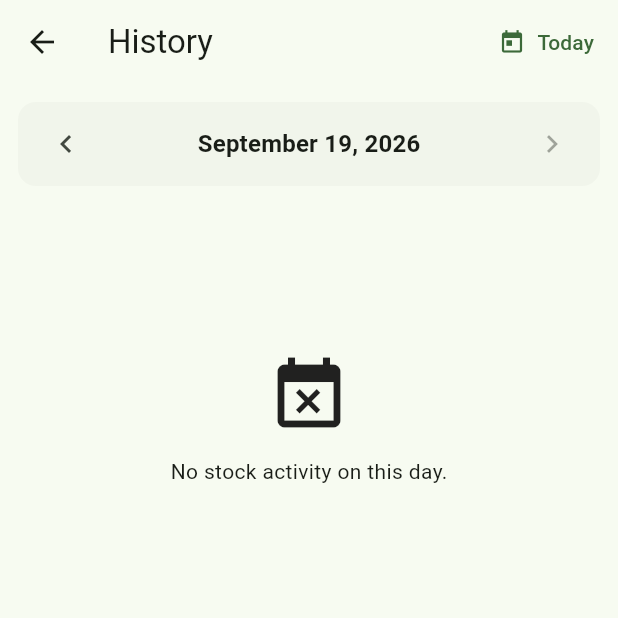
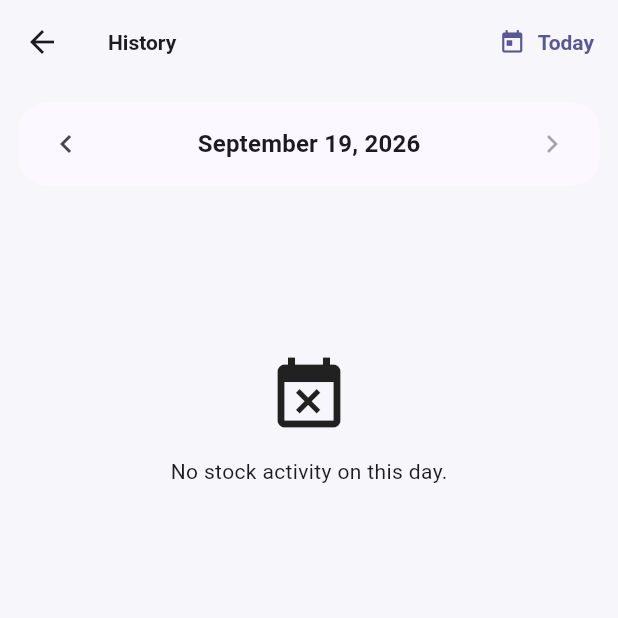
Before and after one commit to apollocked/stock_check_data_entry, a Flutter app: the screen it shows once a user with an empty profile is signed in, after a tap on the "calendar month" icon, on a phone screen of 412 x 824 dp, the top half of it. Run offline on Flutter 3.47's test engine with Material 3 defaults, Android fonts, the phone set to English and light mode, and no system bars; our stand-ins replace cross_file, csv, flutter_riverpod, image_picker, share_plus, supabase_flutter; missing offline and left inert: excel, mobile_scanner; accounts and stored records are empty.

Commit message:
feat(UI & UX): branding logo and the app files

```diff
--- a/lib/core/theme/app_theme.dart
+++ b/lib/core/theme/app_theme.dart
@@ -1,10 +1,143 @@
 import 'package:flutter/material.dart';
 
-final ThemeData appTheme = ThemeData(
-  useMaterial3: true,
-  colorScheme: ColorScheme.fromSeed(seedColor: const Color(0xFF2E7D32)),
-  inputDecorationTheme: const InputDecorationTheme(
-    border: OutlineInputBorder(),
-    isDense: true,
-  ),
-);
+const Color kBrandPrimary = Color(0xFF4F46E5);
+const Color kBrandAccent = Color(0xFF8B5CF6);
+const List<Color> kBrandGradient = [kBrandPrimary, kBrandAccent];
+
+final ThemeData appTheme = _buildTheme();
+
+ThemeData _buildTheme() {
+  final scheme = ColorScheme.fromSeed(
+    seedColor: kBrandPrimary,
+    brightness: Brightness.light,
+  );
+
+  final base = ThemeData(
+    useMaterial3: true,
+    colorScheme: scheme,
+  );
+
+  final textTheme = base.textTheme.apply(
+    bodyColor: scheme.onSurface,
+    displayColor: scheme.onSurface,
+  );
+
+  return base.copyWith(
+    scaffoldBackgroundColor: const Color(0xFFF7F7FB),
+    textTheme: textTheme,
+    appBarTheme: AppBarTheme(
+      elevation: 0,
+      scrolledUnderElevation: 0,
+      centerTitle: false,
+      backgroundColor: Colors.transparent,
+      foregroundColor: scheme.onSurface,
+      titleTextStyle: textTheme.titleLarge?.copyWith(
+        fontWeight: FontWeight.w700,
+        color: scheme.onSurface,
+      ),
+    ),
+    cardTheme: CardThemeData(
+      elevation: 0,
+      color: scheme.surface,
+      shape: RoundedRectangleBorder(borderRadius: BorderRadius.circular(20)),
+      margin: EdgeInsets.zero,
+    ),
+    inputDecorationTheme: InputDecorationTheme(
+      filled: true,
+      fillColor: scheme.surface,
+      isDense: true,
+      hintStyle: TextStyle(color: scheme.outline),
+      contentPadding: const EdgeInsets.symmetric(horizontal: 16, vertical: 14),
+      border: OutlineInputBorder(
+        borderRadius: BorderRadius.circular(14),
+        borderSide: BorderSide.none,
+      ),
+      enabledBorder: OutlineInputBorder(
+        borderRadius: BorderRadius.circular(14),
+        borderSide: BorderSide.none,
+      ),
+      focusedBorder: OutlineInputBorder(
+        borderRadius: BorderRadius.circular(14),
+        borderSide: BorderSide(color: scheme.primary, width: 1.6),
+      ),
+    ),
+    filledButtonTheme: FilledButtonThemeData(
+      style: FilledButton.styleFrom(
+        minimumSize: const Size(64, 48),
+        shape: RoundedRectangleBorder(borderRadius: BorderRadius.circular(14)),
+        textStyle: const TextStyle(fontWeight: FontWeight.w600),
+      ),
+    ),
+    outlinedButtonTheme: OutlinedButtonThemeData(
+      style: OutlinedButton.styleFrom(
+        minimumSize: const Size(64, 48),
+        shape: RoundedRectangleBorder(borderRadius: BorderRadius.circular(14)),
+        textStyle: const TextStyle(fontWeight: FontWeight.w600),
+      ),
+    ),
+    textButtonTheme: TextButtonThemeData(
+      style: TextButton.styleFrom(
+        shape: RoundedRectangleBorder(borderRadius: BorderRadius.circular(12)),
+        textStyle: const TextStyle(fontWeight: FontWeight.w600),
+      ),
+    ),
+    floatingActionButtonTheme: FloatingActionButtonThemeData(
+      elevation: 4,
+      backgroundColor: kBrandPrimary,
+      foregroundColor: Colors.white,
+      shape: RoundedRectangleBorder(borderRadius: BorderRadius.circular(18)),
+    ),
+    navigationBarTheme: NavigationBarThemeData(
+      height: 68,
+      elevation: 0,
+      backgroundColor: Colors.white,
+      indicatorColor: scheme.primaryContainer,
+      labelTextStyle: WidgetStateProperty.resolveWith(
+        (states) =>
+            TextStyle(fontSize: 12, fontWeight: FontWeight.w600)
+                .copyWith(
+                  color: states.contains(WidgetState.selected)
+                      ? scheme.primary
+                      : scheme.onSurfaceVariant,
+                ),
+      ),
+      iconTheme: WidgetStateProperty.resolveWith(
+        (states) => IconThemeData(
+          color: states.contains(WidgetState.selected)
+              ? scheme.primary
+              : scheme.onSurfaceVariant,
+        ),
+      ),
+    ),
+    snackBarTheme: SnackBarThemeData(
+      behavior: SnackBarBehavior.floating,
+      backgroundColor: scheme.inverseSurface,
+      contentTextStyle: TextStyle(color: scheme.onInverseSurface),
+      shape: RoundedRectangleBorder(borderRadius: BorderRadius.circular(14)),
+    ),
+    dialogTheme: DialogThemeData(
+      backgroundColor: scheme.surface,
+      shape: RoundedRectangleBorder(borderRadius: BorderRadius.circular(24)),
+      titleTextStyle: textTheme.titleLarge?.copyWith(fontWeight: FontWeight.w700),
+    ),
+    bottomSheetTheme: BottomSheetThemeData(
+      backgroundColor: scheme.surface,
+      showDragHandle: true,
+      shape: const RoundedRectangleBorder(
+        borderRadius: BorderRadius.vertical(top: Radius.circular(24)),
+      ),
+    ),
+    segmentedButtonTheme: SegmentedButtonThemeData(
+      style: SegmentedButton.styleFrom(
+        textStyle: const TextStyle(fontWeight: FontWeight.w600),
+      ),
+    ),
+    tabBarTheme: TabBarThemeData(
+      labelColor: scheme.primary,
+      unselectedLabelColor: scheme.onSurfaceVariant,
+      indicatorColor: scheme.primary,
+      labelStyle: const TextStyle(fontWeight: FontWeight.w700, fontSize: 14),
+      dividerColor: Colors.transparent,
+    ),
+  );
+}
```
Also changed, not shown: pubspec.yaml (+14 -2 lines), assets/branding/logo.png (added), pubspec.lock, 27 other files.
